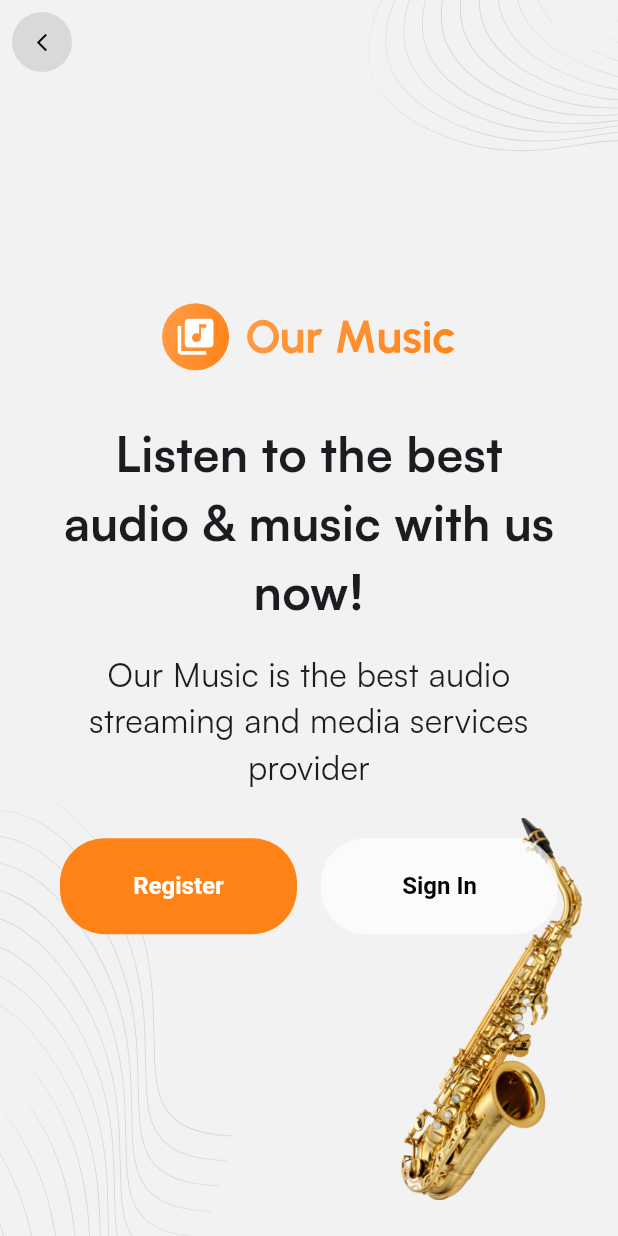
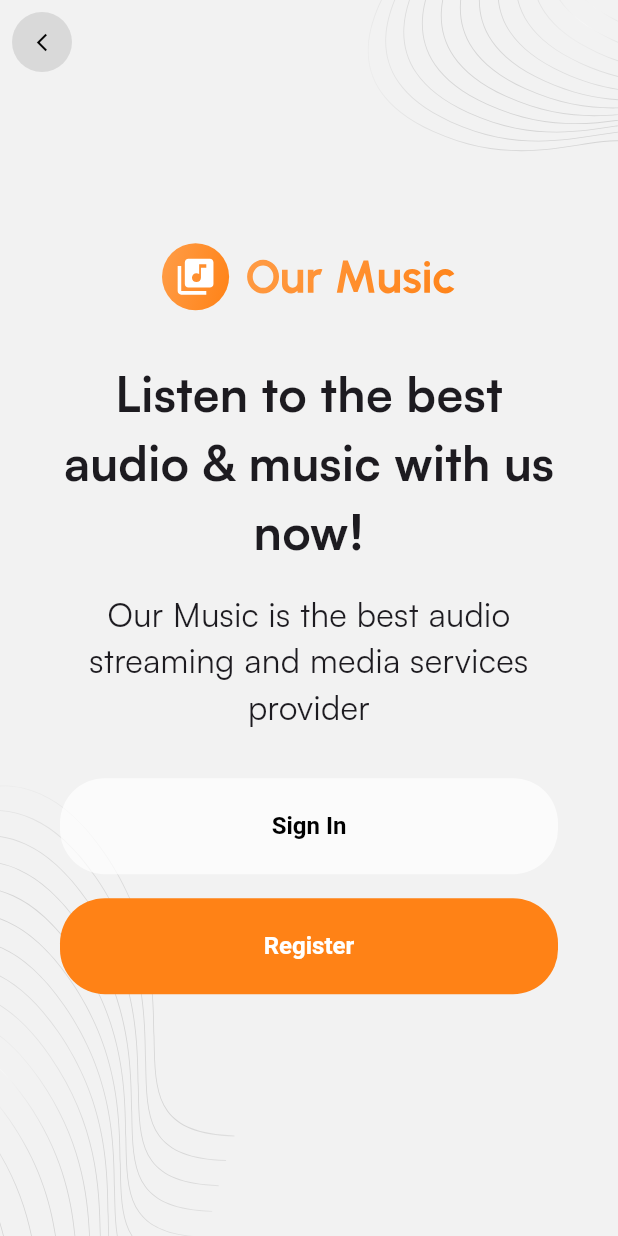
Before and after one commit to Anderson-Andre-P/music_app, a Flutter app: the SigninOrSignupPage screen opened directly, on a phone screen of 412 x 824 dp. Run offline on Flutter 3.47's test engine with Material 3 defaults, Android fonts, the phone set to English and light mode, and no system bars; our stand-ins replace cloud_firestore, dartz, firebase_auth, firebase_core, flutter_bloc, flutter_dotenv and 3 more; accounts and stored records are empty.

Commit message:
feat: redesign UI signin or signup

```diff
--- a/lib/presentation/auth/pages/signin_or_signup.dart
+++ b/lib/presentation/auth/pages/signin_or_signup.dart
@@ -4,7 +4,6 @@ import 'package:flutter_svg/svg.dart';
 import 'package:our_music/common/helpers/is_dark_theme.dart';
 import 'package:our_music/common/widgets/appBar/app_bar.dart';
 import 'package:our_music/common/widgets/button/basic_app_button.dart';
-import 'package:our_music/core/configs/assets/app_images.dart';
 import 'package:our_music/core/configs/assets/app_vectors.dart';
 import 'package:our_music/presentation/auth/pages/sign_in.dart';
 import 'package:our_music/presentation/auth/pages/sign_up.dart';
@@ -30,16 +29,6 @@ class SigninOrSignupPage extends StatelessWidget {
               alignment: Alignment.bottomRight,
               child: SvgPicture.asset(
                 AppVectors.bottomPattern,
-              ),
-            ),
-          ),
-          Padding(
-            padding: const EdgeInsets.all(24.0),
-            child: Align(
-              alignment: Alignment.bottomRight,
-              child: Image.asset(
-                AppImages.authBG,
-                width: 136.0,
               ),
             ),
           ),
@@ -82,11 +71,24 @@ class SigninOrSignupPage extends StatelessWidget {
                   const SizedBox(
                     height: 32.0,
                   ),
-                  Row(
-                    children: [
-                      Expanded(
-                        flex: 1,
-                        child: BasicAppButton(
+                  BasicAppButton(
+                    onPressed: () {
+                      Navigator.push(
+                        context,
+                        MaterialPageRoute(
+                          builder: (BuildContext context) => SignInPage(),
+                        ),
+                      );
+                    },
+                    title: "Sign In",
+                    textColor: context.isDarkMode ? Colors.white : Colors.black,
+                    backgroundColor:
+                        context.isDarkMode ? Colors.white10 : Colors.white70,
+                  ),
+                  const SizedBox(
+                    height: 16.0,
+                  ),
+                  BasicAppButton(
                     onPressed: () {
                       Navigator.push(
                         context,
@@ -97,31 +99,6 @@ class SigninOrSignupPage extends StatelessWidget {
                     },
                     title: "Register",
                   ),
-                      ),
-                      const SizedBox(
-                        width: 16.0,
-                      ),
-                      Expanded(
-                        flex: 1,
-                        child: BasicAppButton(
-                          onPressed: () {
-                            Navigator.push(
-                              context,
-                              MaterialPageRoute(
-                                builder: (BuildContext context) => SignInPage(),
-                              ),
-                            );
-                          },
-                          title: "Sign In",
-                          textColor:
-                              context.isDarkMode ? Colors.white : Colors.black,
-                          backgroundColor: context.isDarkMode
-                              ? Colors.white10
-                              : Colors.white70,
-                        ),
-                      ),
-                    ],
-                  ),
                 ],
               ),
             ),
```
Lines whose indentation alone changed are shown as unchanged.
